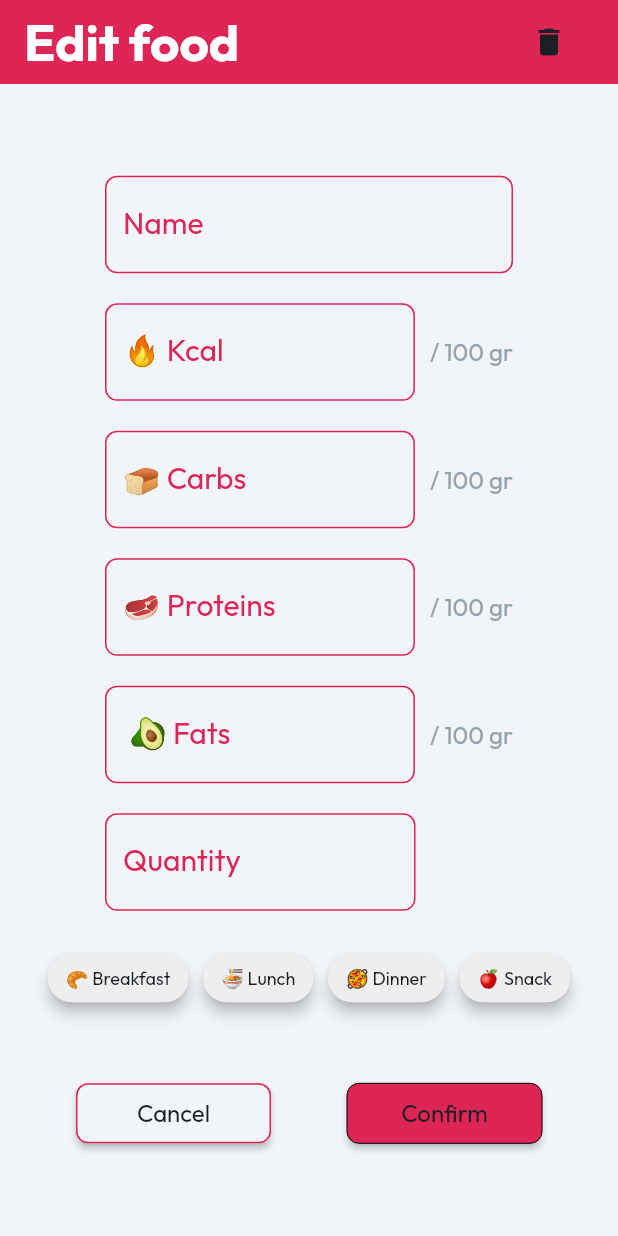
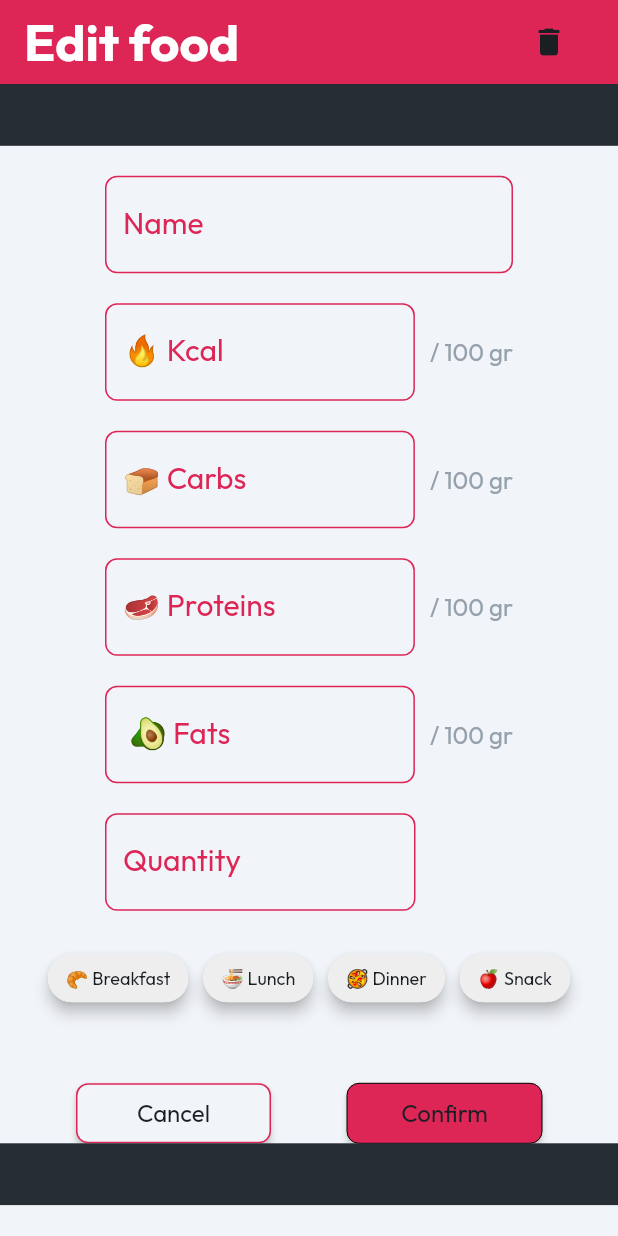
Before and after one commit to AlessandroSironi/DIMA-Project-22-23, a Flutter app: the EditFoodWidget screen opened by its route, on a phone screen of 412 x 824 dp. Run offline on Flutter 3.47's test engine with Material 2 defaults, Android fonts, the light colour scheme and no system bars; drawn by our look-alikes of auto_size_text; our stand-ins replace built_collection, built_value, cloud_firestore, easy_debounce, firebase_auth, firebase_core and 16 more; missing offline and left inert: flutter_barcode_scanner, json_path; accounts and stored records are empty.

Commit message:
other fixes

```diff
--- a/macro_tracker/lib/components/diet_food_item_widget.dart
+++ b/macro_tracker/lib/components/diet_food_item_widget.dart
@@ -75,7 +75,7 @@ class _DietFoodItemWidgetState extends State<DietFoodItemWidget> {
                     crossAxisAlignment: CrossAxisAlignment.start,
                     children: [
                       Text(
-                        'Giovanni raga pesto al sug',
+                        'Giovanni raga pesto al gusto di cazzo',
                         textAlign: TextAlign.start,
                         maxLines: 1,
                         style: FlutterFlowTheme.of(context).bodyMedium,
--- a/macro_tracker/lib/flutter_flow/nav/nav.dart
+++ b/macro_tracker/lib/flutter_flow/nav/nav.dart
@@ -85,8 +85,15 @@ GoRouter createRouter(AppStateNotifier appStateNotifier) => GoRouter(
         FFRoute(
           name: 'Diary',
           path: '/diary',
-          builder: (context, params) =>
-              params.isEmpty ? NavBarPage(initialPage: 'Diary') : DiaryWidget(),
+          builder: (context, params) => params.isEmpty
+              ? NavBarPage(initialPage: 'Diary')
+              : DiaryWidget(
+                  numOfGlasses: params.getParam(
+                      'numOfGlasses',
+                      ParamType.DocumentReference,
+                      false,
+                      ['users', 'water_assumption']),
+                ),
         ),
         FFRoute(
           name: 'Register',
--- a/macro_tracker/lib/pages/diary/diary_model.dart
+++ b/macro_tracker/lib/pages/diary/diary_model.dart
@@ -7,6 +7,7 @@ import '/flutter_flow/flutter_flow_util.dart';
 import '/flutter_flow/custom_functions.dart' as functions;
 import 'package:smooth_page_indicator/smooth_page_indicator.dart'
     as smooth_page_indicator;
+import 'package:cloud_firestore/cloud_firestore.dart';
 import 'package:flutter/material.dart';
 import 'package:google_fonts/google_fonts.dart';
 import 'package:infinite_scroll_pagination/infinite_scroll_pagination.dart';
--- a/macro_tracker/lib/pages/edit_food/edit_food_widget.dart
+++ b/macro_tracker/lib/pages/edit_food/edit_food_widget.dart
@@ -132,16 +132,12 @@ class _EditFoodWidgetState extends State<EditFoodWidget> {
                     mainAxisAlignment: MainAxisAlignment.start,
                     crossAxisAlignment: CrossAxisAlignment.center,
                     children: [
-                      Row(
-                        mainAxisSize: MainAxisSize.max,
-                        mainAxisAlignment: MainAxisAlignment.center,
-                        children: [
                       Container(
                         width: MediaQuery.of(context).size.width * 1.0,
                         height: MediaQuery.of(context).size.height * 0.05,
-                            decoration: BoxDecoration(),
+                        decoration: BoxDecoration(
+                          color: FlutterFlowTheme.of(context).alternate,
                         ),
-                        ],
                       ),
                       Padding(
                         padding: EdgeInsetsDirectional.fromSTEB(
@@ -766,6 +762,13 @@ class _EditFoodWidgetState extends State<EditFoodWidget> {
                           ],
                         ),
                       ),
+                      Container(
+                        width: MediaQuery.of(context).size.width * 1.0,
+                        height: MediaQuery.of(context).size.height * 0.05,
+                        decoration: BoxDecoration(
+                          color: FlutterFlowTheme.of(context).alternate,
+                        ),
+                      ),
                     ],
                   ),
                 ),
@@ -780,16 +783,12 @@ class _EditFoodWidgetState extends State<EditFoodWidget> {
                     mainAxisAlignment: MainAxisAlignment.start,
                     crossAxisAlignment: CrossAxisAlignment.center,
                     children: [
-                      Row(
-                        mainAxisSize: MainAxisSize.max,
-                        mainAxisAlignment: MainAxisAlignment.center,
-                        children: [
                       Container(
                         width: MediaQuery.of(context).size.width * 1.0,
                         height: MediaQuery.of(context).size.height * 0.05,
-                            decoration: BoxDecoration(),
+                        decoration: BoxDecoration(
+                          color: FlutterFlowTheme.of(context).alternate,
                         ),
-                        ],
                       ),
                       Padding(
                         padding: EdgeInsetsDirectional.fromSTEB(
@@ -1416,6 +1415,13 @@ class _EditFoodWidgetState extends State<EditFoodWidget> {
                           ],
                         ),
                       ),
+                      Container(
+                        width: MediaQuery.of(context).size.width * 1.0,
+                        height: MediaQuery.of(context).size.height * 0.05,
+                        decoration: BoxDecoration(
+                          color: FlutterFlowTheme.of(context).alternate,
+                        ),
+                      ),
                     ],
                   ),
                 ),
```
Also changed, not shown: macro_tracker/lib/pages/add_barcode_food/add_barcode_food_widget.dart (+20 -10 lines), macro_tracker/lib/pages/add_custom_food/add_custom_food_widget.dart (+18 -12 lines), macro_tracker/lib/pages/diary/diary_widget.dart (+7 -1 lines). Lines whose indentation alone changed are shown as unchanged.
